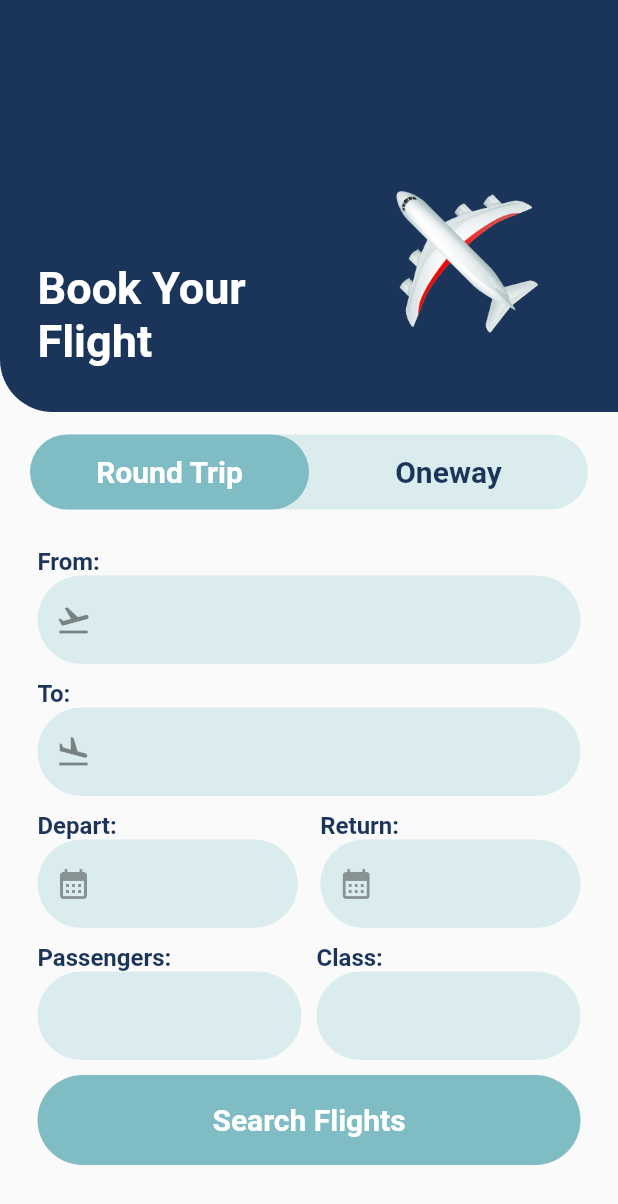
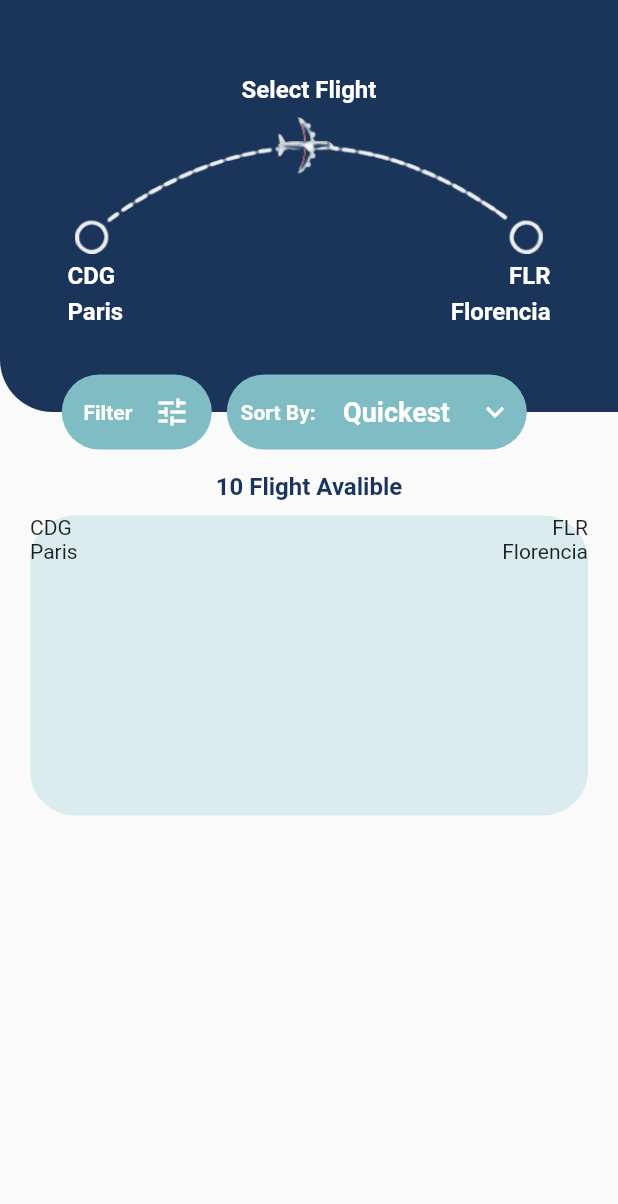
Before and after one commit to Bfiq/BfiqAirlines, a Flutter app: the HomeScreen screen opened by its route, after a tap on "Search Flights", on a phone screen of 412 x 824 dp. Shown: the top 1204 px of the screen. Run offline on Flutter 3.47's test engine with Material 2 defaults, Android fonts, the phone set to English and light mode, and no system bars.

Commit message:
Avances de la vista FlightsScreen

```diff
--- /dev/null
+++ b/lib/Screens/FlightsScreen.dart
@@ -0,0 +1,179 @@
+import 'package:bfiq_airlines/widgets/TextsWt.dart';
+import 'package:flutter/material.dart';
+
+import '../styles.dart';
+
+class FlightsScreen extends StatefulWidget {
+  const FlightsScreen({super.key});
+
+  @override
+  State<FlightsScreen> createState() => _FlightsScreenState();
+}
+
+class _FlightsScreenState extends State<FlightsScreen> {
+  static const styleText =
+      TextStyle(fontWeight: FontWeight.bold, color: Colors.white, fontSize: 16);
+
+  @override
+  Widget build(BuildContext context) {
+    return Scaffold(
+      body: Column(
+        children: [
+          Stack(
+            clipBehavior: Clip.none,
+            children: [
+              Container(
+                //Envolver dentro de un stack para posicionar el texto y las imagenes, posiblemente el mapamundi lo posicione con z index(como capas)
+                height: MediaQuery.of(context).size.height /
+                    3, //Separar en variable?
+                decoration: const BoxDecoration(
+                    /* image: Image.asset(""), */
+                    color: StylesApp.primaryColor, //Separar los estilos
+                    borderRadius:
+                        BorderRadius.only(bottomLeft: Radius.circular(35))),
+                child: Column(
+                  children: [
+                    const SizedBox(
+                      height: 50,
+                    ),
+                    const Text("Select Flight", style: styleText),
+                    Padding(
+                      padding: const EdgeInsets.symmetric(horizontal: 50),
+                      child: Image.asset("assets/routeFlight.png"),
+                    ),
+                    Row(
+                      mainAxisAlignment: MainAxisAlignment.spaceBetween,
+                      children: const [
+                        Padding(
+                          padding: const EdgeInsets.only(left: 45, top: 5),
+                          child: Text("CDG", style: styleText),
+                        ),
+                        Padding(
+                          padding: const EdgeInsets.only(right: 45, top: 5),
+                          child: Text("FLR", style: styleText),
+                        )
+                      ],
+                    ),
+                    Row(
+                      mainAxisAlignment: MainAxisAlignment.spaceBetween,
+                      children: const [
+                        Padding(
+                          padding: const EdgeInsets.only(left: 45, top: 5),
+                          child: Text("Paris", style: styleText),
+                        ),
+                        Padding(
+                          padding: const EdgeInsets.only(right: 45, top: 5),
+                          child: Text("Florencia", style: styleText),
+                        )
+                      ],
+                    )
+                  ],
+                ),
+              ),
+              Positioned(
+                  bottom: -25,
+                  left: (MediaQuery.of(context).size.width -
+                          MediaQuery.of(context).size.width * 0.8) /
+                      2, // Ajuste relativo
+                  child: Row(
+                    mainAxisAlignment: MainAxisAlignment.spaceBetween,
+                    children: [
+                      Container(
+                        height: 50,
+                        width: 100,
+                        decoration: BoxDecoration(
+                            color: StylesApp.secondColor,
+                            borderRadius: BorderRadius.circular(30)),
+                        child: Row(
+                          mainAxisAlignment: MainAxisAlignment.spaceEvenly,
+                          children: const [
+                            Text("Filter",
+                                style: TextStyle(
+                                    color: Colors.white,
+                                    fontWeight: FontWeight.bold)),
+                            Icon(
+                              Icons.tune,
+                              color: Colors.white,
+                            )
+                          ],
+                        ),
+                      ),
+                      const SizedBox(width: 10),
+                      Container(
+                        height: 50,
+                        width: 200,
+                        decoration: BoxDecoration(
+                            color: StylesApp.secondColor,
+                            borderRadius: BorderRadius.circular(30)),
+                        child: Row(
+                          mainAxisAlignment: MainAxisAlignment.spaceAround,
+                          children: const [
+                            Text("Sort By:",
+                                style: TextStyle(
+                                    color: Colors.white,
+                                    fontWeight: FontWeight.bold)),
+                            Text("Quickest",
+                                style: TextStyle(
+                                    color: Colors.white,
+                                    fontWeight: FontWeight.bold,
+                                    fontSize: 18)),
+                            Icon(
+                              Icons.keyboard_arrow_down,
+                              color: Colors.white,
+                            )
+                          ],
+                        ),
+                      ),
+                    ],
+                  )),
+            ],
+          ),
+          const SizedBox(height: 40),
+          const Text(
+            "10 Flight Avalible",
+            style: TextStyle(
+                fontWeight: FontWeight.bold,
+                fontSize: 16,
+                color: StylesApp.primaryColor),
+          ),
+          Expanded(
+            child: SingleChildScrollView(
+              child: Padding(
+                padding:
+                    const EdgeInsets.symmetric(horizontal: 20, vertical: 10),
+                child: Column(
+                  children: [
+                    Container(
+                      height: 200,
+                      decoration: BoxDecoration(
+                          color: StylesApp.secondLigthColor,
+                          borderRadius: BorderRadius.circular(30)),
+                      child: Column(
+                        children: [
+                          Row(
+                            mainAxisAlignment: MainAxisAlignment.spaceBetween,
+                            children: const [
+                              Text("CDG"),
+                              Text("FLR"),
+                            ],
+                          ),
+                          Row(
+                            mainAxisAlignment: MainAxisAlignment.spaceBetween,
+                            children: const [
+                              Text("Paris"),
+                              Text("Florencia"),
+                            ],
+                          ),
+                        ],
+                      ),
+                    )
+                  ],
+                ),
+              ),
+            ),
+          )
+        ],
+      ),
+    );
+  }
+}
--- a/lib/Screens/HomeScreen.dart
+++ b/lib/Screens/HomeScreen.dart
@@ -301,7 +301,7 @@ class _HomeScreenState extends State<HomeScreen> {
                       ),
                       const SizedBox(height: 10),
                       GestureDetector(
-                        onTap: () => print("Guardar el Formulario"),
+                        onTap: () => Navigator.pushNamed(context, "/flights"),
                         child: Container(
                           width: double.infinity,
                           height: 60,
--- a/lib/Screens/screens.dart
+++ b/lib/Screens/screens.dart
@@ -1 +1,2 @@
 export 'HomeScreen.dart';
+export 'FlightsScreen.dart';
--- a/lib/routes.dart
+++ b/lib/routes.dart
@@ -5,6 +5,7 @@ class RoutesApp {
   static const initialRoute = "/home"; //Futuramente sera un Login
 
   Map<String, Widget Function(BuildContext)> routes = {
-    '/home': (p0) => const HomeScreen()
+    '/home': (p0) => const HomeScreen(),
+    '/flights': (p0) => const FlightsScreen(),
   };
 }
```
Also changed, not shown: assets/routeFlight.png (added).
